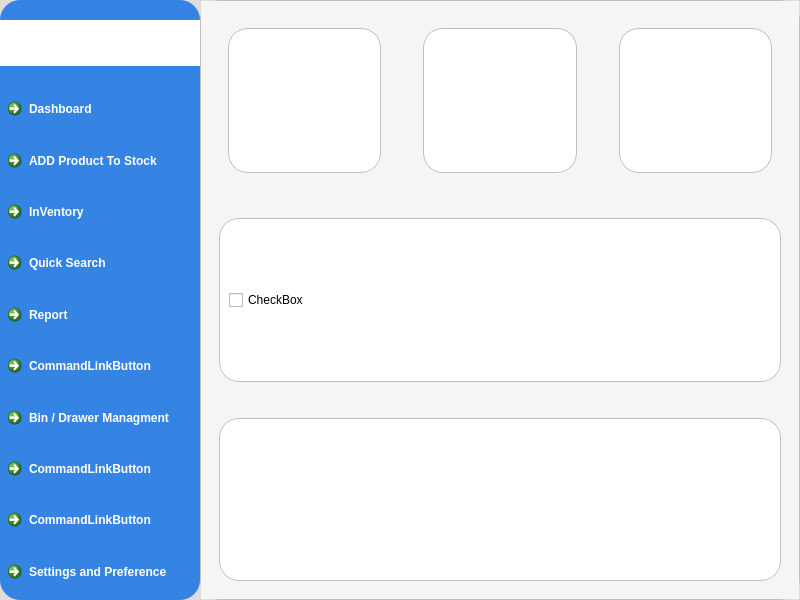
Qt form mainwindow.ui (buka-pitch/I-Tech_inventory_managment) before a commit.
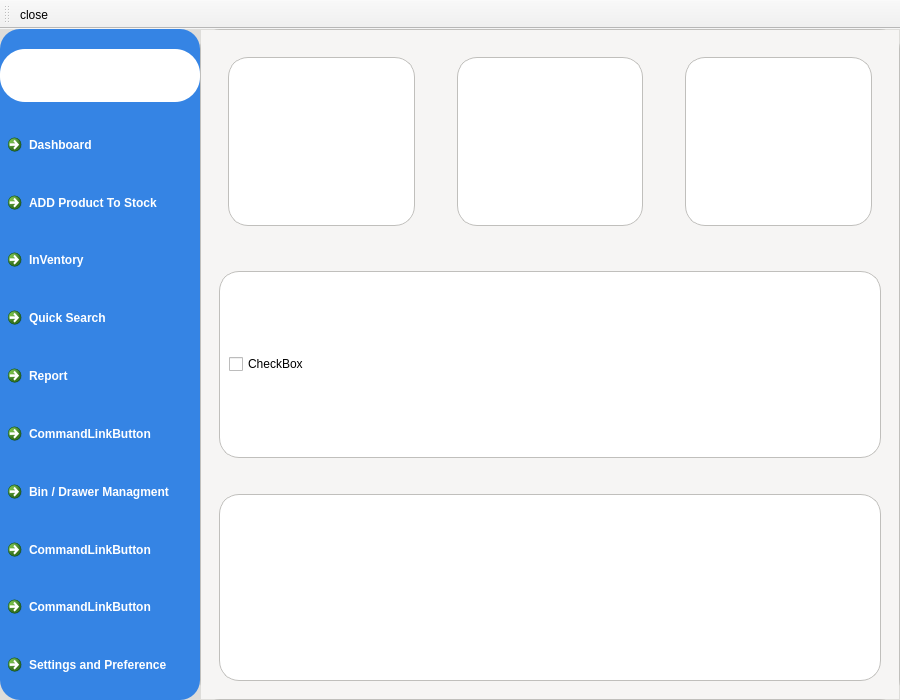
The same form after that commit. The open tabs and pages were chosen to show the change. Icons and pictures are not drawn.

Commit message: login system ui and toolbar menu (i.e: close) & transparent background implemented

```diff
--- a/mainwindow.ui
+++ b/mainwindow.ui
@@ -6,14 +6,26 @@
    <rect>
     <x>0</x>
     <y>0</y>
-    <width>800</width>
-    <height>600</height>
+    <width>900</width>
+    <height>700</height>
    </rect>
   </property>
+  <property name="sizePolicy">
+   <sizepolicy hsizetype="Fixed" vsizetype="Fixed">
+    <horstretch>0</horstretch>
+    <verstretch>0</verstretch>
+   </sizepolicy>
+  </property>
+  <property name="minimumSize">
+   <size>
+    <width>900</width>
+    <height>700</height>
+   </size>
+  </property>
   <property name="maximumSize">
    <size>
-    <width>16777215</width>
-    <height>16777215</height>
+    <width>1920</width>
+    <height>1080</height>
    </size>
   </property>
   <property name="acceptDrops">
@@ -762,6 +774,35 @@
     </item>
    </layout>
   </widget>
+  <widget class="QToolBar" name="toolBar">
+   <property name="windowTitle">
+    <string>toolBar</string>
+   </property>
+   <attribute name="toolBarArea">
+    <enum>TopToolBarArea</enum>
+   </attribute>
+   <attribute name="toolBarBreak">
+    <bool>false</bool>
+   </attribute>
+   <addaction name="actionclose"/>
+  </widget>
+  <action name="actionclose">
+   <property name="icon">
+    <iconset theme="window-close"/>
+   </property>
+   <property name="text">
+    <string>close</string>
+   </property>
+   <property name="toolTip">
+    <string>close the program</string>
+   </property>
+   <property name="shortcut">
+    <string>Ctrl+Q</string>
+   </property>
+   <property name="menuRole">
+    <enum>QAction::QuitRole</enum>
+   </property>
+  </action>
  </widget>
  <resources>
   <include location="resource.qrc"/>
```
Left out of the diff: 2 changed lines with no effect on the pictures. The commit also changes 297 other files.
